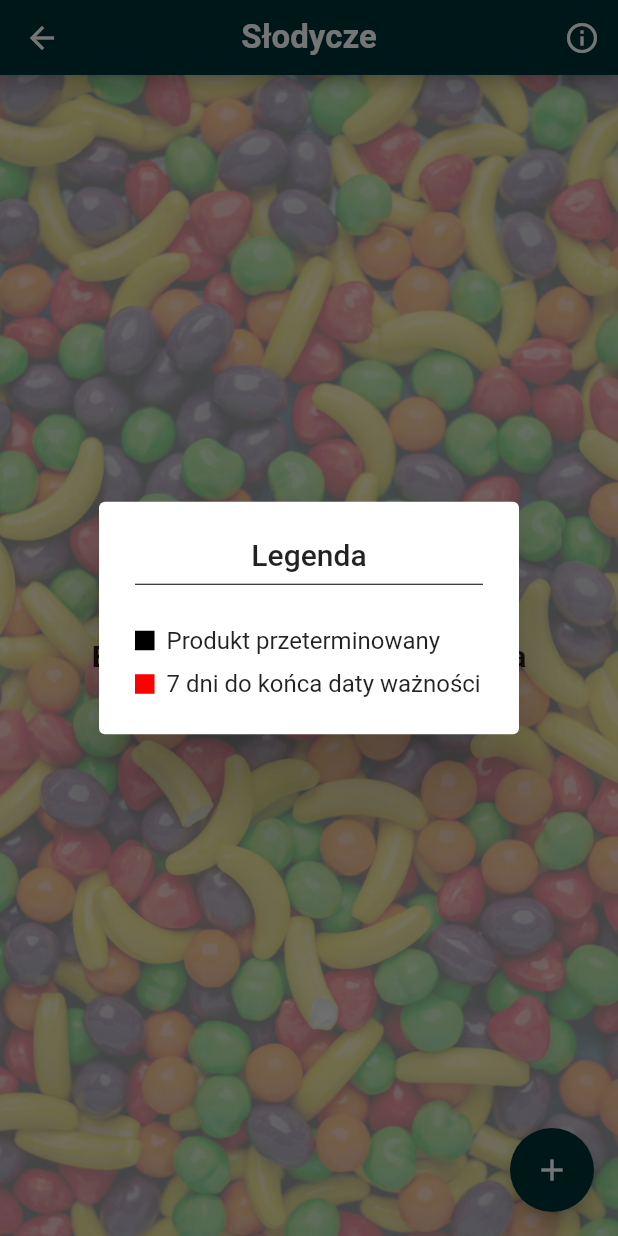
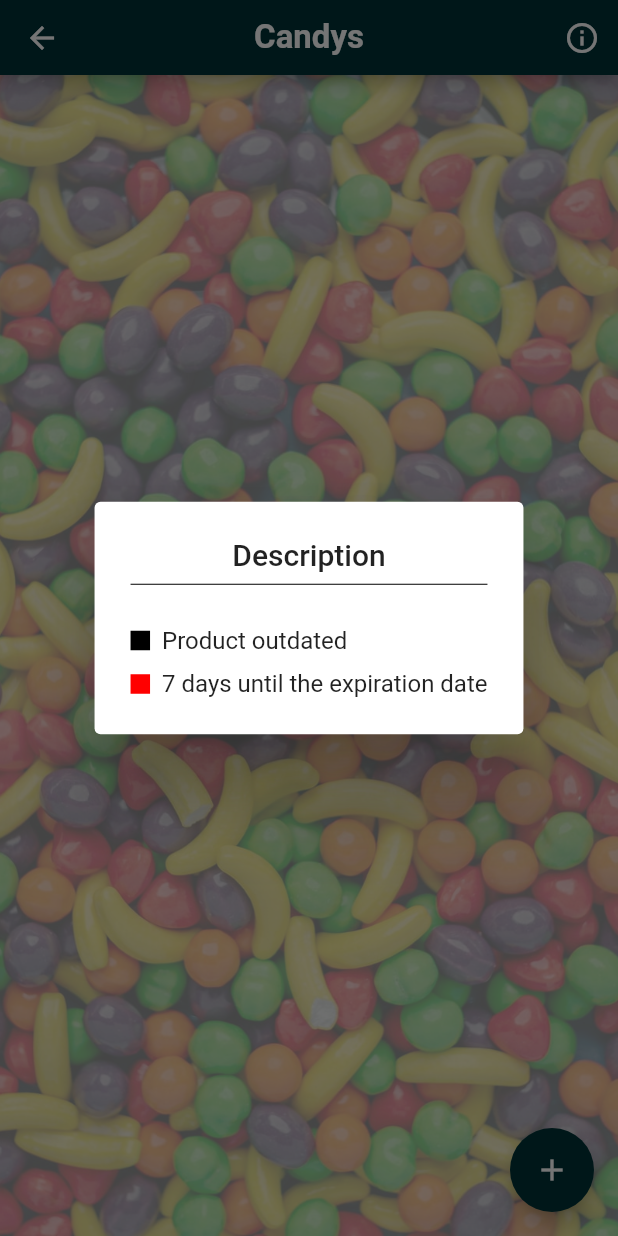
Before and after one commit to lukaszhak/moja_lodowka, a Flutter app: the CandyPage screen opened directly, after a tap on the "info outline" icon, on a phone screen of 412 x 824 dp. Run offline on Flutter 3.47's test engine with Material 2 defaults, Android fonts, the phone set to English and light mode, and no system bars; our stand-ins replace bloc, cloud_firestore, dio, firebase_auth, firebase_core, flutter_bloc and 4 more; accounts and stored records are empty; generated files the repository leaves out were written again.

Commit message:
Add english language to candy page

```diff
--- a/lib/features/home/pages/candy_page/candy_page.dart
+++ b/lib/features/home/pages/candy_page/candy_page.dart
@@ -5,6 +5,7 @@ import 'package:moja_lodowka/app/injection_container.dart';
 import 'package:moja_lodowka/domain/models/candy_document_model/candy_document_model.dart';
 import 'package:moja_lodowka/features/home/pages/candy_page/candy_add_page/candy_add_page.dart';
 import 'package:moja_lodowka/features/home/pages/candy_page/cubit/candy_page_cubit.dart';
+import 'package:flutter_gen/gen_l10n/app_localizations.dart';
 
 class CandyPage extends StatelessWidget {
   const CandyPage({
@@ -18,9 +19,9 @@ class CandyPage extends StatelessWidget {
         backgroundColor: const Color.fromARGB(255, 0, 51, 54),
         toolbarHeight: 50,
         centerTitle: true,
-        title: const Text(
-          'Słodycze',
-          style: TextStyle(
+        title:  Text(
+          AppLocalizations.of(context)!.candys,
+          style: const TextStyle(
             fontSize: 22,
             fontWeight: FontWeight.bold,
           ),
@@ -32,9 +33,9 @@ class CandyPage extends StatelessWidget {
                 context: context,
                 builder: (context) => AlertDialog(
                   title: Column(
-                    children: const [
-                      Text('Legenda'),
-                      Divider(
+                    children:  [
+                      Text(AppLocalizations.of(context)!.description),
+                      const Divider(
                         color: Colors.black,
                       )
                     ],
@@ -53,7 +54,7 @@ class CandyPage extends StatelessWidget {
                           const SizedBox(
                             width: 8,
                           ),
-                          const Text('Produkt przeterminowany')
+                           Text(AppLocalizations.of(context)!.productOutDate)
                         ],
                       ),
                       const SizedBox(
@@ -70,7 +71,7 @@ class CandyPage extends StatelessWidget {
                           const SizedBox(
                             width: 8,
                           ),
-                          const Text('7 dni do końca daty ważności')
+                           Text(AppLocalizations.of(context)!.weekToOutDate)
                         ],
                       ),
                     ],
@@ -118,16 +119,16 @@ class CandyPage extends StatelessWidget {
                   return Center(
                     child: Column(
                       mainAxisAlignment: MainAxisAlignment.center,
-                      children: const [
-                        CircularProgressIndicator(
+                      children:  [
+                        const CircularProgressIndicator(
                           color: Color.fromARGB(255, 0, 37, 2),
                         ),
-                        SizedBox(
+                        const SizedBox(
                           height: 15,
                         ),
                         Text(
-                          'Ładowanie, proszę czekać',
-                          style: TextStyle(
+                          AppLocalizations.of(context)!.loading,
+                          style: const TextStyle(
                               fontSize: 20, fontWeight: FontWeight.bold),
                         ),
                       ],
@@ -135,10 +136,10 @@ class CandyPage extends StatelessWidget {
                   );
                 case Status.success:
                   if (state.documents.isEmpty) {
-                    return const Center(
+                    return  Center(
                       child: Text(
-                        'Brak produktów do wyświetlenia',
-                        style: TextStyle(
+                        AppLocalizations.of(context)!.noProducts,
+                        style: const TextStyle(
                             fontWeight: FontWeight.bold, fontSize: 20),
                       ),
                     );
@@ -156,11 +157,11 @@ class CandyPage extends StatelessWidget {
                                 .whenComplete(
                                   () => ScaffoldMessenger.of(context)
                                       .showSnackBar(
-                                    const SnackBar(
+                                     SnackBar(
                                       backgroundColor:
-                                          Color.fromARGB(255, 0, 51, 54),
-                                      content: Text('Pomyślnie usunięto'),
-                                      duration: Duration(seconds: 1),
+                                          const Color.fromARGB(255, 0, 51, 54),
+                                      content: Text(AppLocalizations.of(context)!.deleteInfo),
+                                      duration: const Duration(seconds: 1),
                                     ),
                                   ),
                                 );
@@ -243,9 +244,9 @@ class _ItemContainer extends StatelessWidget {
         ),
         Column(
           children: [
-            const Text(
-              'Termin Ważności',
-              style: TextStyle(color: Colors.white),
+             Text(
+              AppLocalizations.of(context)!.expDate,
+              style: const TextStyle(color: Colors.white),
             ),
             const SizedBox(
               height: 4,
```
